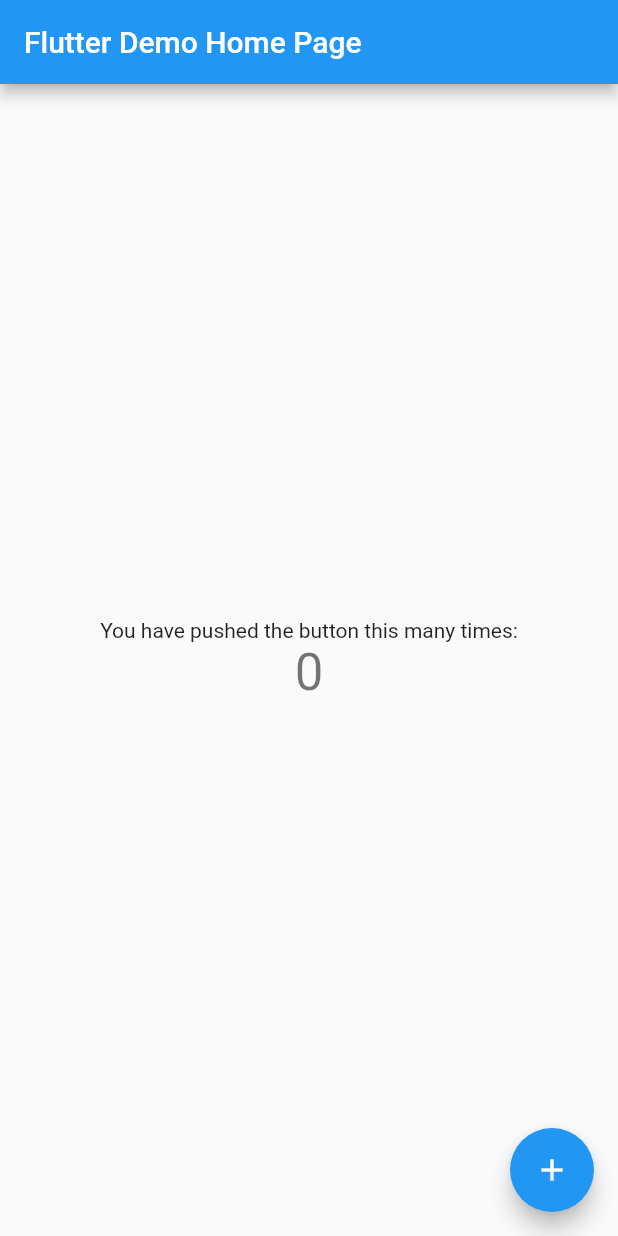
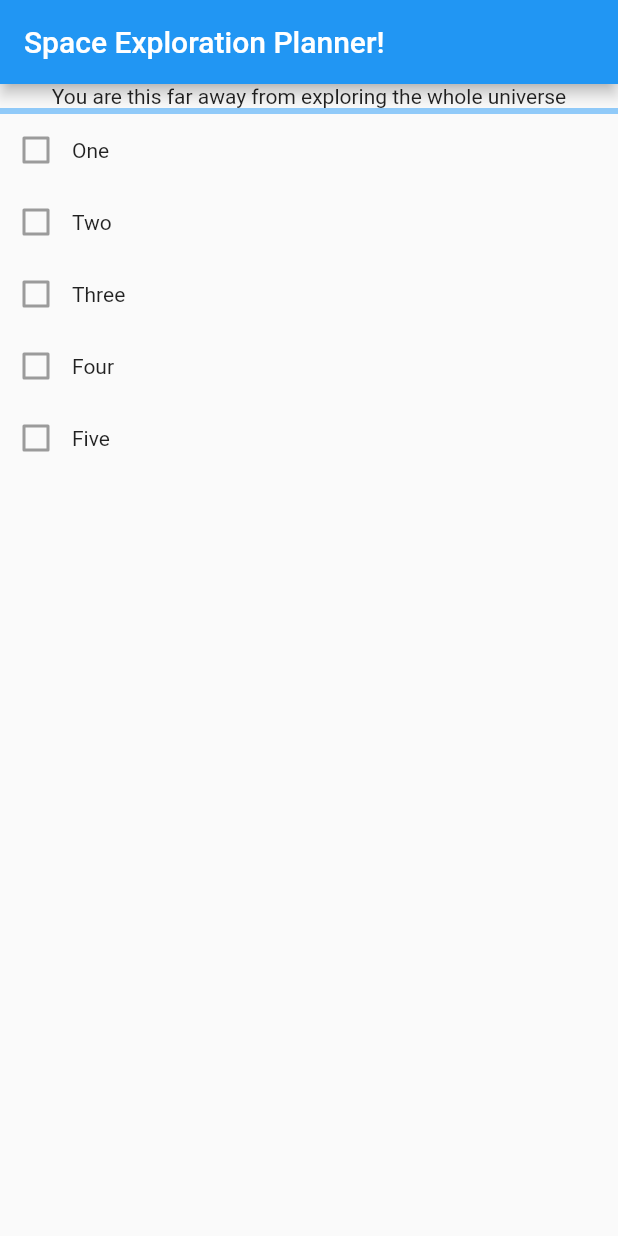
Before and after one commit to baizhi958216/Begin-learning-Flutter, a Flutter app: the screen it shows after launch, on a phone screen of 412 x 824 dp. Run offline on Flutter 3.47's test engine with Material 2 defaults, Android fonts, the phone set to English and light mode, and no system bars.

Commit message:
first lesson

```diff
--- a/lib/main.dart
+++ b/lib/main.dart
@@ -1,115 +1,73 @@
 import 'package:flutter/material.dart';
 
-void main() {
-  runApp(const MyApp());
-}
+void main() => runApp(MyApp());
 
 class MyApp extends StatelessWidget {
-  const MyApp({Key? key}) : super(key: key);
-
-  // This widget is the root of your application.
   @override
   Widget build(BuildContext context) {
     return MaterialApp(
-      title: 'Flutter Demo',
-      theme: ThemeData(
-        // This is the theme of your application.
-        //
-        // Try running your application with "flutter run". You'll see the
-        // application has a blue toolbar. Then, without quitting the app, try
-        // changing the primarySwatch below to Colors.green and then invoke
-        // "hot reload" (press "r" in the console where you ran "flutter run",
-        // or simply save your changes to "hot reload" in a Flutter IDE).
-        // Notice that the counter didn't reset back to zero; the application
-        // is not restarted.
-        primarySwatch: Colors.blue,
-      ),
-      home: const MyHomePage(title: 'Flutter Demo Home Page'),
+      title: 'Exploration!',
+      theme: ThemeData(primarySwatch: Colors.blue),
+      home: MyHomePage(),
     );
   }
 }
 
-class MyHomePage extends StatefulWidget {
-  const MyHomePage({Key? key, required this.title}) : super(key: key);
-
-  // This widget is the home page of your application. It is stateful, meaning
-  // that it has a State object (defined below) that contains fields that affect
-  // how it looks.
-
-  // This class is the configuration for the state. It holds the values (in this
-  // case the title) provided by the parent (in this case the App widget) and
-  // used by the build method of the State. Fields in a Widget subclass are
-  // always marked "final".
-
-  final String title;
-
+class MyHomePage extends StatelessWidget {
   @override
-  State<MyHomePage> createState() => _MyHomePageState();
+  Widget build(BuildContext context) {
+    return Scaffold(
+        appBar: AppBar(
+          title: Text("Space Exploration Planner!"),
+        ),
+        body: Column(
+          children: [
+            Progress(),
+            TaskList(),
+          ],
+        ));
+  }
 }
 
-class _MyHomePageState extends State<MyHomePage> {
-  int _counter = 0;
+class Progress extends StatelessWidget {
+  @override
+  Widget build(BuildContext context) {
+    return Column(
+      children: [
+        Text("You are this far away from exploring the whole universe"),
+        LinearProgressIndicator(value: 0.0),
+      ],
+    );
+  }
+}
 
-  void _incrementCounter() {
-    setState(() {
-      // This call to setState tells the Flutter framework that something has
-      // changed in this State, which causes it to rerun the build method below
-      // so that the display can reflect the updated values. If we changed
-      // _counter without calling setState(), then the build method would not be
-      // called again, and so nothing would appear to happen.
-      _counter++;
-    });
+class TaskList extends StatelessWidget {
+  @override
+  Widget build(BuildContext context) {
+    return Column(
+      children: [
+        TaskItem(label: "One"),
+        TaskItem(label: "Two"),
+        TaskItem(label: "Three"),
+        TaskItem(label: "Four"),
+        TaskItem(label: "Five"),
+      ],
+    );
   }
+}
+
+class TaskItem extends StatelessWidget {
+  final String label;
+
+  const TaskItem({Key? key, required this.label}) : super(key: key);
 
   @override
   Widget build(BuildContext context) {
-    // This method is rerun every time setState is called, for instance as done
-    // by the _incrementCounter method above.
-    //
-    // The Flutter framework has been optimized to make rerunning build methods
-    // fast, so that you can just rebuild anything that needs updating rather
-    // than having to individually change instances of widgets.
-    return Scaffold(
-      appBar: AppBar(
-        // Here we take the value from the MyHomePage object that was created by
-        // the App.build method, and use it to set our appbar title.
-        title: Text(widget.title),
-      ),
-      body: Center(
-        // Center is a layout widget. It takes a single child and positions it
-        // in the middle of the parent.
-        child: Column(
-          // Column is also a layout widget. It takes a list of children and
-          // arranges them vertically. By default, it sizes itself to fit its
-          // children horizontally, and tries to be as tall as its parent.
-          //
-          // Invoke "debug painting" (press "p" in the console, choose the
-          // "Toggle Debug Paint" action from the Flutter Inspector in Android
-          // Studio, or the "Toggle Debug Paint" command in Visual Studio Code)
-          // to see the wireframe for each widget.
-          //
-          // Column has various properties to control how it sizes itself and
-          // how it positions its children. Here we use mainAxisAlignment to
-          // center the children vertically; the main axis here is the vertical
-          // axis because Columns are vertical (the cross axis would be
-          // horizontal).
-          mainAxisAlignment: MainAxisAlignment.center,
-          children: <Widget>[
-            const Text(
-              'You have pushed the button this many times:',
-            ),
-            Text(
-              '$_counter',
-              style: Theme.of(context).textTheme.headline4,
-            ),
-          ],
-        ),
-      ),
-      floatingActionButton: FloatingActionButton(
-        onPressed: _incrementCounter,
-        tooltip: 'Increment',
-        child: const Icon(Icons.add),
-      ), // This trailing comma makes auto-formatting nicer for build methods.
+    return Row(
+      children: [
+        Checkbox(onChanged: null, value: false),
+        Text(label),
+      ],
     );
   }
 }
```
